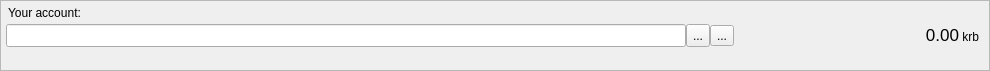
Qt form src/gui/ui/accountframe.ui (cryptonotefoundation/cryptonotewallet) before a commit.
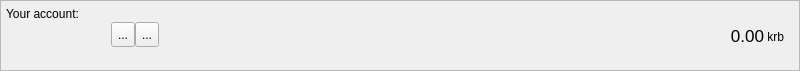
The same form after that commit. Icons and pictures are not drawn.

Diff of the .ui file:
```diff
--- a/src/gui/ui/accountframe.ui
+++ b/src/gui/ui/accountframe.ui
@@ -6,7 +6,7 @@
    <rect>
     <x>0</x>
     <y>0</y>
-    <width>990</width>
+    <width>800</width>
     <height>71</height>
    </rect>
   </property>
@@ -82,7 +82,7 @@
         <number>0</number>
        </property>
        <property name="indent">
-        <number>2</number>
+        <number>0</number>
        </property>
       </widget>
      </item>
@@ -95,32 +95,30 @@
         <number>0</number>
        </property>
        <item>
-        <widget class="QLineEdit" name="m_addressEdit">
+        <widget class="QLabel" name="m_addressLabel">
          <property name="sizePolicy">
-          <sizepolicy hsizetype="Expanding" vsizetype="Fixed">
+          <sizepolicy hsizetype="Minimum" vsizetype="Preferred">
            <horstretch>0</horstretch>
            <verstretch>0</verstretch>
           </sizepolicy>
          </property>
          <property name="minimumSize">
           <size>
-           <width>0</width>
-           <height>23</height>
+           <width>100</width>
+           <height>22</height>
           </size>
          </property>
          <property name="maximumSize">
           <size>
-           <width>680</width>
-           <height>23</height>
+           <width>16777215</width>
+           <height>22</height>
           </size>
          </property>
-         <property name="font">
-          <font>
-           <family>MS Shell Dlg 2</family>
-           <pointsize>12</pointsize>
-           <weight>75</weight>
-           <bold>true</bold>
-          </font>
+         <property name="baseSize">
+          <size>
+           <width>0</width>
+           <height>22</height>
+          </size>
          </property>
          <property name="focusPolicy">
           <enum>Qt::NoFocus</enum>
@@ -131,20 +129,39 @@
          <property name="whatsThis">
           <string>This is your account address</string>
          </property>
-         <property name="styleSheet">
-          <string notr="true"/>
+         <property name="text">
+          <string/>
          </property>
-         <property name="readOnly">
-          <bool>true</bool>
+         <property name="alignment">
+          <set>Qt::AlignBottom|Qt::AlignLeading|Qt::AlignLeft</set>
+         </property>
+         <property name="textInteractionFlags">
+          <set>Qt::TextSelectableByKeyboard|Qt::TextSelectableByMouse</set>
          </property>
         </widget>
        </item>
+       <item>
+        <spacer name="horizontalSpacer_2">
+         <property name="orientation">
+          <enum>Qt::Horizontal</enum>
+         </property>
+         <property name="sizeType">
+          <enum>QSizePolicy::Fixed</enum>
+         </property>
+         <property name="sizeHint" stdset="0">
+          <size>
+           <width>5</width>
+           <height>25</height>
+          </size>
+         </property>
+        </spacer>
+       </item>
        <item>
         <widget class="QToolButton" name="m_copyButton">
          <property name="minimumSize">
           <size>
            <width>0</width>
-           <height>23</height>
+           <height>25</height>
           </size>
          </property>
          <property name="toolTip">
@@ -167,6 +184,12 @@
        </item>
        <item>
         <widget class="QToolButton" name="m_qrButton">
+         <property name="minimumSize">
+          <size>
+           <width>0</width>
+           <height>25</height>
+          </size>
+         </property>
          <property name="toolTip">
           <string>Show QR code</string>
          </property>
@@ -182,11 +205,38 @@
          </property>
         </widget>
        </item>
+       <item>
+        <spacer name="horizontalSpacer">
+         <property name="orientation">
+          <enum>Qt::Horizontal</enum>
+         </property>
+         <property name="sizeHint" stdset="0">
+          <size>
+           <width>0</width>
+           <height>25</height>
+          </size>
+         </property>
+        </spacer>
+       </item>
        <item>
         <widget class="QLabel" name="totalBalance">
+         <property name="sizePolicy">
+          <sizepolicy hsizetype="Preferred" vsizetype="Preferred">
+           <horstretch>0</horstretch>
+           <verstretch>0</verstretch>
+          </sizepolicy>
+         </property>
+         <property name="maximumSize">
+          <size>
+           <width>16777215</width>
+           <height>24</height>
+          </size>
+         </property>
          <property name="font">
           <font>
            <pointsize>13</pointsize>
+           <weight>50</weight>
+           <bold>false</bold>
           </font>
          </property>
          <property name="toolTip">
@@ -199,7 +249,7 @@
           <string>0.00</string>
          </property>
          <property name="alignment">
-          <set>Qt::AlignRight|Qt::AlignTrailing|Qt::AlignVCenter</set>
+          <set>Qt::AlignBottom|Qt::AlignRight|Qt::AlignTrailing</set>
          </property>
          <property name="margin">
           <number>0</number>
@@ -219,14 +269,14 @@
          </property>
          <property name="minimumSize">
           <size>
-           <width>25</width>
-           <height>18</height>
+           <width>30</width>
+           <height>20</height>
           </size>
          </property>
          <property name="maximumSize">
           <size>
-           <width>25</width>
-           <height>18</height>
+           <width>30</width>
+           <height>20</height>
           </size>
          </property>
          <property name="baseSize">
@@ -272,7 +322,7 @@
         <number>0</number>
        </property>
        <property name="indent">
-        <number>2</number>
+        <number>0</number>
        </property>
       </widget>
      </item>
```
Left out of the diff: 8 changed lines with no effect on the pictures.
